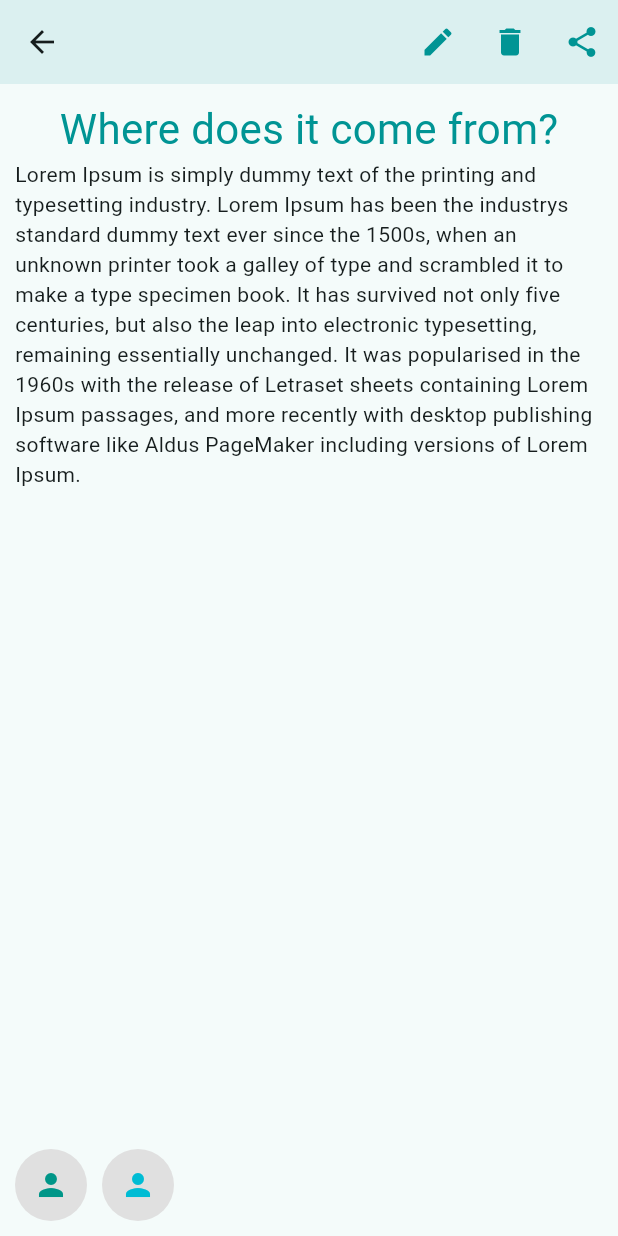
After one commit to therokibul/CSE438, a Flutter app: the screen it shows after launch, after a tap on "Login With Google", after a tap on "Reading Notes", on a phone screen of 412 x 824 dp. The commit adds this screen. Run offline on Flutter 3.47's test engine with Material 2 defaults, Android fonts, the phone set to English and light mode, and no system bars; our stand-ins replace firebase_core; accounts and stored records are empty.

Commit message:
note screen

```diff
--- a/unote/lib/main.dart
+++ b/unote/lib/main.dart
@@ -3,7 +3,6 @@ import 'package:flutter/material.dart';
 import 'package:flutter/services.dart';
 import 'package:unote/src/constants/const.dart';
 import 'package:unote/src/features/authentication/auth_screen.dart';
-import 'package:unote/src/features/splash%20screen/splash_screen.dart';
 
 import 'firebase_options.dart';
 
@@ -31,6 +30,14 @@ class MyApp extends StatelessWidget {
       theme: ThemeData(
         colorScheme: ColorScheme.fromSeed(seedColor: primaryColor),
         useMaterial3: true,
+        inputDecorationTheme: const InputDecorationTheme(
+          border: OutlineInputBorder(),
+          prefixIconColor: Colors.grey,
+          floatingLabelStyle: TextStyle(color: Colors.grey),
+          focusedBorder: OutlineInputBorder(
+            borderSide: BorderSide(width: 2, color: Colors.grey),
+          ),
+        ),
       ),
       home: const AuthScreen(),
       // home: const SplashScreen(),
--- a/unote/lib/src/common_widgets/user_icon.dart
+++ b/unote/lib/src/common_widgets/user_icon.dart
@@ -3,7 +3,7 @@ import 'package:flutter/material.dart';
 import '../constants/const.dart';
 
 class UserIcon extends StatelessWidget {
-  UserIcon({super.key, required this.color, required this.onTap});
+  const UserIcon({super.key, required this.color, required this.onTap});
   final Color color;
 
   final VoidCallback onTap;
@@ -18,9 +18,9 @@ class UserIcon extends StatelessWidget {
       ),
       child: IconButton(
         onPressed: () {},
-        icon: const Icon(
+        icon: Icon(
           Icons.person,
-          color: primaryColor,
+          color: color,
         ),
       ),
     );
--- a/unote/lib/src/constants/const.dart
+++ b/unote/lib/src/constants/const.dart
@@ -1,3 +1,4 @@
 import 'package:flutter/material.dart';
 
 const primaryColor = Color(0xff009494);
+const lightColor = Color(0xff585555);
--- a/unote/lib/src/features/home/home_screen.dart
+++ b/unote/lib/src/features/home/home_screen.dart
@@ -1,4 +1,5 @@
 import 'package:flutter/material.dart';
+import 'package:unote/src/features/note%20screen/note_screen.dart';
 
 import '../../common_widgets/user_icon.dart';
 import '../../constants/const.dart';
@@ -32,21 +33,32 @@ class HomeScreen extends StatelessWidget {
         padding: const EdgeInsets.all(10),
         mainAxisSpacing: 10,
         children: [
-          noteContainer(),
-          noteContainer(),
-          noteContainer(),
-          noteContainer(),
-          noteContainer(),
-          noteContainer(),
-          noteContainer(),
-          noteContainer(),
+          noteContainer(
+            () {
+              Navigator.push(
+                context,
+                MaterialPageRoute(builder: (context) => const NoteScreen()),
+              );
+            },
+          ),
+          noteContainer(() {}),
+          noteContainer(() {}),
+          noteContainer(() {}),
+          noteContainer(() {}),
+          noteContainer(() {}),
+          noteContainer(() {}),
+          noteContainer(() {}),
+          noteContainer(() {}),
+          noteContainer(() {}),
         ],
       ),
     );
   }
 
-  Container noteContainer() {
-    return Container(
+  InkWell noteContainer(VoidCallback onTap) {
+    return InkWell(
+      onTap: onTap,
+      child: Container(
         height: 200,
         width: 200,
         padding: const EdgeInsets.all(10),
@@ -82,6 +94,7 @@ class HomeScreen extends StatelessWidget {
             ),
           ],
         ),
+      ),
     );
   }
 }
--- /dev/null
+++ b/unote/lib/src/features/note screen/note_screen.dart
@@ -0,0 +1,91 @@
+import 'package:flutter/material.dart';
+import 'package:unote/src/common_widgets/user_icon.dart';
+import 'package:unote/src/constants/const.dart';
+
+class NoteScreen extends StatelessWidget {
+  const NoteScreen({super.key});
+
+  @override
+  Widget build(BuildContext context) {
+    return Scaffold(
+      appBar: AppBar(
+        backgroundColor: primaryColor.withOpacity(0.1),
+        actions: [
+          IconButton(
+            onPressed: () {},
+            icon: const Icon(
+              Icons.edit,
+              color: primaryColor,
+            ),
+          ),
+          IconButton(
+            onPressed: () {},
+            icon: const Icon(
+              Icons.delete,
+              color: primaryColor,
+            ),
+          ),
+          IconButton(
+            onPressed: () {
+              showModalBottomSheet(
+                  context: context,
+                  builder: (BuildContext context) {
+                    return Container(
+                      padding: const EdgeInsets.all(10),
+                      width: double.infinity,
+                      child: const Column(
+                        children: [
+                          Text(
+                            'Collaborate with',
+                            textScaleFactor: 2,
+                          ),
+                          TextField(),
+                        ],
+                      ),
+                    );
+                  });
+            },
+            icon: const Icon(
+              Icons.share,
+              color: primaryColor,
+            ),
+          )
+        ],
+      ),
+      body: const Padding(
+        padding: EdgeInsets.all(10.0),
+        child: Column(
+          children: [
+            Text(
+              'Where does it come from?',
+              textScaleFactor: 2,
+              style: TextStyle(
+                color: primaryColor,
+              ),
+            ),
+            Text(
+                'Lorem Ipsum is simply dummy text of the printing and typesetting industry. Lorem Ipsum has been the industrys standard dummy text ever since the 1500s, when an unknown printer took a galley of type and scrambled it to make a type specimen book. It has survived not only five centuries, but also the leap into electronic typesetting, remaining essentially unchanged. It was popularised in the 1960s with the release of Letraset sheets containing Lorem Ipsum passages, and more recently with desktop publishing software like Aldus PageMaker including versions of Lorem Ipsum.')
+          ],
+        ),
+      ),
+      bottomNavigationBar: Container(
+        margin: const EdgeInsets.all(10),
+        child: Row(
+          children: [
+            UserIcon(
+              color: Colors.teal,
+              onTap: () {},
+            ),
+            const SizedBox(
+              width: 10,
+            ),
+            UserIcon(
+              color: Colors.cyan,
+              onTap: () {},
+            ),
+          ],
+        ),
+      ),
+    );
+  }
+}
```
Lines whose indentation alone changed are shown as unchanged.
